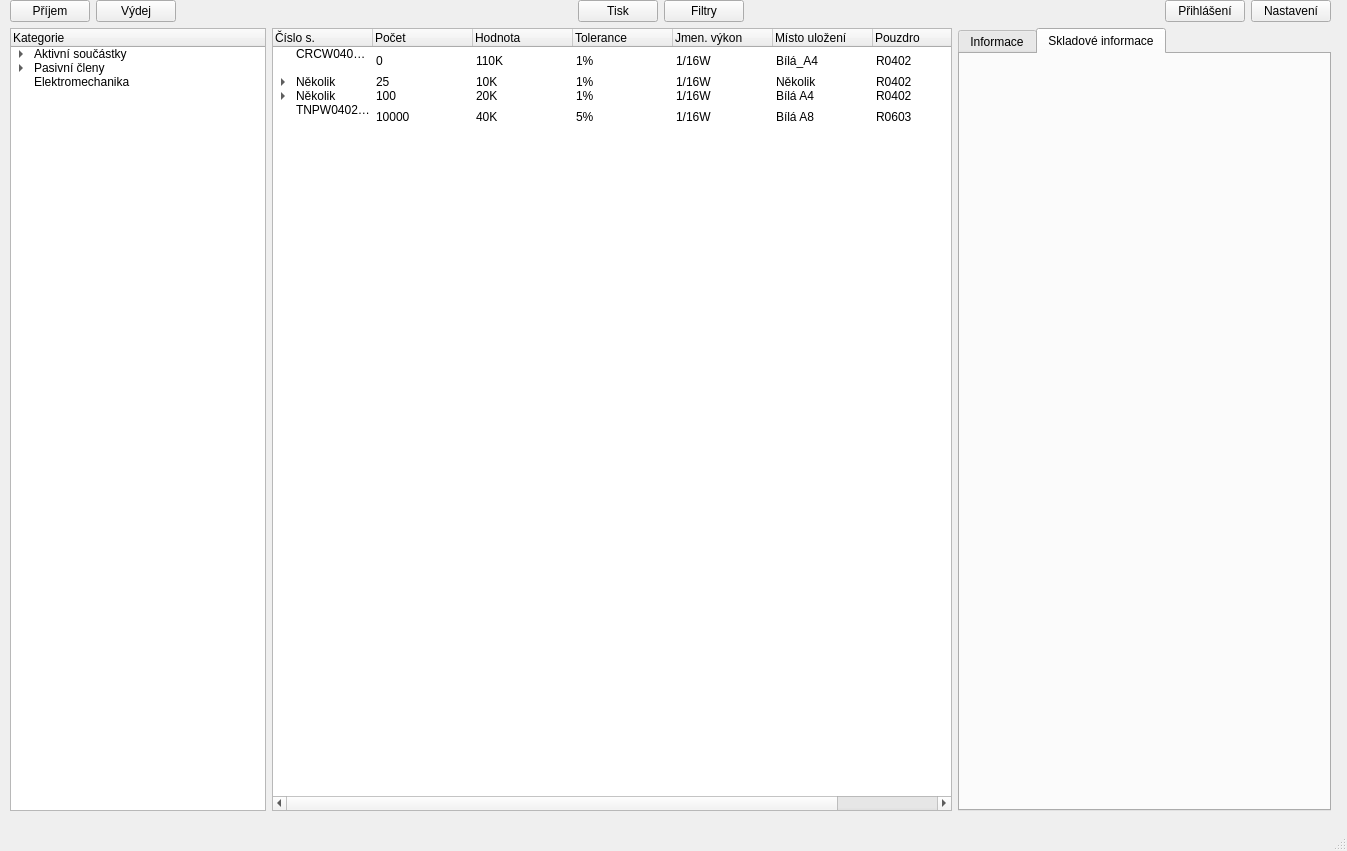
Vcpavel31/PPPart, file PPPart/pppart.ui: the form before one commit.
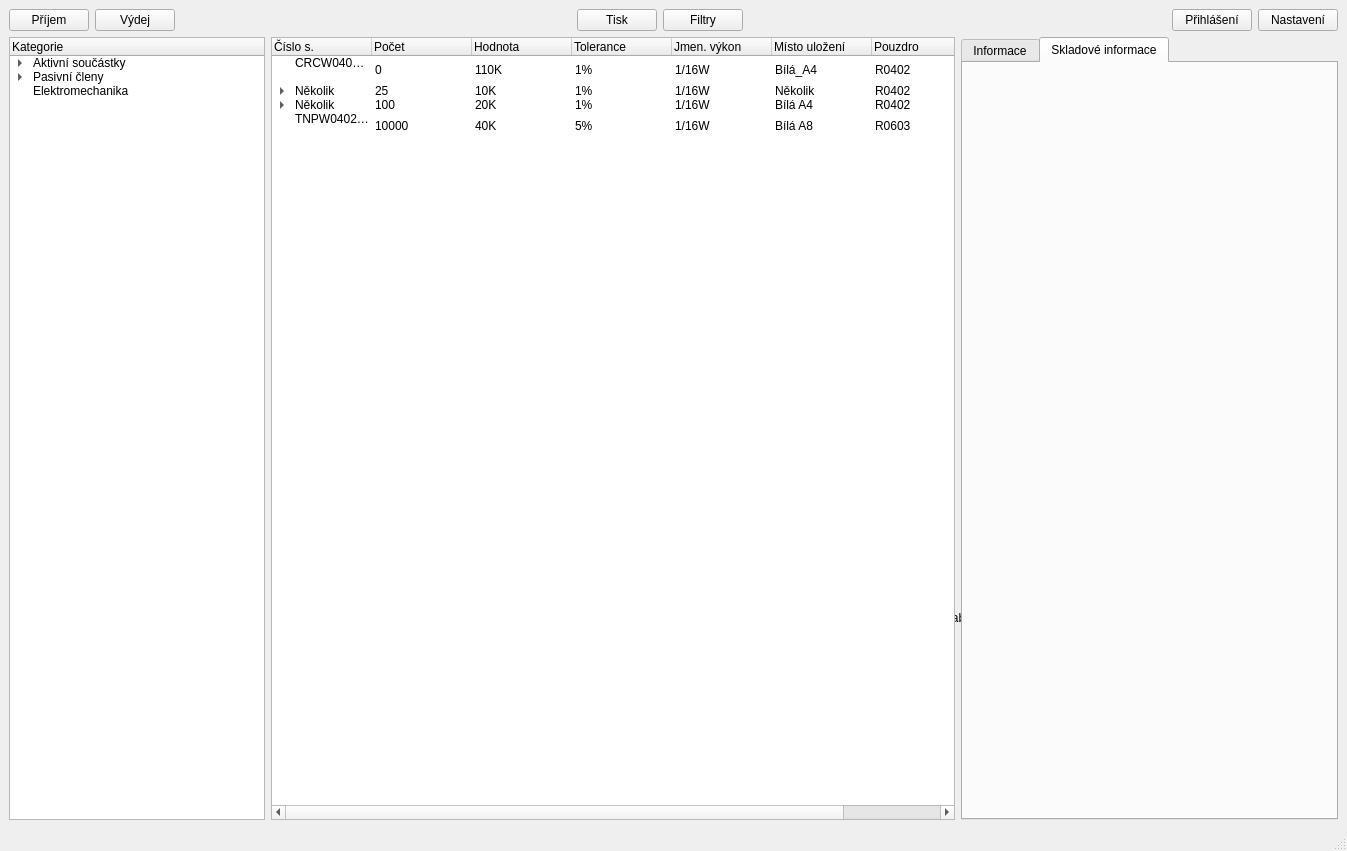
The form after the commit.

The edit to the form file:
```diff
--- a/PPPart/pppart.ui
+++ b/PPPart/pppart.ui
@@ -14,15 +14,9 @@
    <string>PPPart</string>
   </property>
   <widget class="QWidget" name="centralwidget">
+   <layout class="QGridLayout" name="gridLayout">
+    <item row="1" column="1">
    <widget class="QLabel" name="pozn">
-    <property name="geometry">
-     <rect>
-      <x>20</x>
-      <y>300</y>
-      <width>131</width>
-      <height>81</height>
-     </rect>
-    </property>
     <property name="text">
      <string>Měnění prostřední tabulky popřípadě textu v prvém tabWidgetu</string>
     </property>
@@ -33,15 +27,8 @@
      <bool>true</bool>
     </property>
    </widget>
-   <widget class="QWidget" name="gridLayoutWidget">
-    <property name="geometry">
-     <rect>
-      <x>10</x>
-      <y>0</y>
-      <width>1321</width>
-      <height>811</height>
-     </rect>
-    </property>
+    </item>
+    <item row="0" column="0" rowspan="2" colspan="2">
     <layout class="QGridLayout" name="gridLayout_2">
      <item row="0" column="0">
       <layout class="QHBoxLayout" name="horizontalLayout">
@@ -486,7 +473,8 @@
       </spacer>
      </item>
     </layout>
-   </widget>
+    </item>
+   </layout>
   </widget>
   <widget class="QMenuBar" name="menubar">
    <property name="geometry">
```
Left out of the diff: 2 changed lines with no effect on the pictures. Lines whose indentation alone changed are shown as unchanged.
